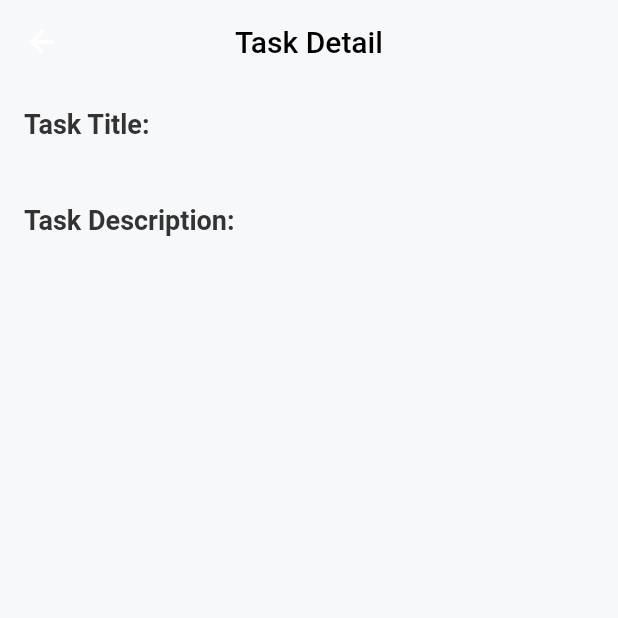
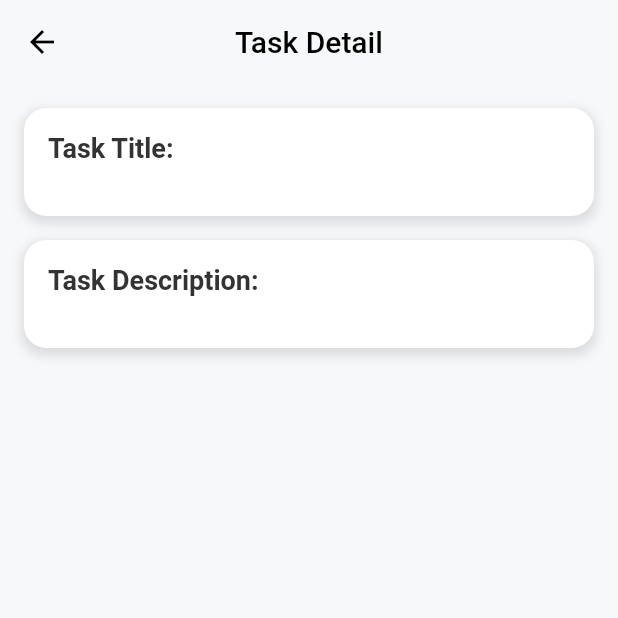
Before and after one commit to CokiNbbn/notes, a Flutter app: the TaskDetailPage screen opened directly with empty values, on a phone screen of 412 x 824 dp, the top half of it. Run offline on Flutter 3.47's test engine with Material 2 defaults, Android fonts, the phone set to English and light mode, and no system bars; our stand-ins replace shared_preferences; accounts and stored records are empty.

Commit message:
fix: perbaikan tampilan

```diff
--- a/lib/task_detail_page.dart
+++ b/lib/task_detail_page.dart
@@ -11,8 +11,17 @@ class TaskDetailPage extends StatelessWidget {
     return Scaffold(
       backgroundColor: const Color(0xFFF7F8FA),
       appBar: AppBar(
+        leading: IconButton(
+          icon: const Icon(Icons.arrow_back, color: Colors.black),
+          onPressed: () {
+            Navigator.pop(context);
+          },
+        ),
         centerTitle: true,
-        title: const Text('Task Detail', style: TextStyle(color: Colors.black),),
+        title: const Text(
+          'Task Detail',
+          style: TextStyle(color: Colors.black),
+        ),
         backgroundColor: Colors.transparent,
         elevation: 0,
       ),
@@ -21,19 +30,65 @@ class TaskDetailPage extends StatelessWidget {
         child: Column(
           crossAxisAlignment: CrossAxisAlignment.start,
           children: [
+            Container(
+              width: double.maxFinite,
+              decoration: BoxDecoration(
+                borderRadius: BorderRadius.circular(15.0),
+                color: Colors.white,
+                boxShadow: [
+                  BoxShadow(
+                    color: Colors.grey.withOpacity(0.3),
+                    spreadRadius: 2,
+                    blurRadius: 5,
+                    offset: Offset(0, 3),
+                  ),
+                ],
+              ),
+              padding: const EdgeInsets.all(16.0),
+              child: Column(
+                crossAxisAlignment: CrossAxisAlignment.start,
+                children:[
                   const Text(
                     'Task Title:',
                     style: MyStyle.titleStyle,
                   ),
-            const SizedBox(height: 8.0),
-            Text(task.title, style: MyStyle.subTitleStyle,),
+                  Text(
+                    task.title,
+                    style: MyStyle.subTitleStyle,
+                  ),
+                ],
+              ),
+            ),
             const SizedBox(height: 16.0),
+            Container(
+              width: double.maxFinite,
+              decoration: BoxDecoration(
+                color: Colors.white,
+                borderRadius: BorderRadius.circular(15.0),
+                boxShadow: [
+                  BoxShadow(
+                    color: Colors.grey.withOpacity(0.3),
+                    spreadRadius: 2,
+                    blurRadius: 5,
+                    offset: Offset(0, 3),
+                  ),
+                ],
+              ),
+              padding: const EdgeInsets.all(16.0),
+              child: Column(
+                crossAxisAlignment: CrossAxisAlignment.start,
+                children: [
                   const Text(
                     'Task Description:',
                     style: MyStyle.titleStyle,
                   ),
-            const SizedBox(height: 8.0),
-            Text(task.subtitle, style: MyStyle.subTitleStyle,),
+                  Text(
+                    task.subtitle,
+                    style: MyStyle.subTitleStyle,
+                  ),
+                ],
+              ),
+            ),
           ],
         ),
       ),
@@ -43,13 +98,8 @@ class TaskDetailPage extends StatelessWidget {
 
 class MyStyle {
   static const TextStyle titleStyle = TextStyle(
-    fontWeight: FontWeight.bold,
-    fontSize: 18,
-    color: Color(0xFF333333)
-  );
+      fontWeight: FontWeight.bold, fontSize: 18, color: Color(0xFF333333));
 
-  static const subTitleStyle = TextStyle(
-    fontSize: 16,
-    color: Color(0xFF333333)
-  );
+  static const subTitleStyle =
+      TextStyle(fontSize: 16, color: Color(0xFF333333));
 }
```
Also changed, not shown: lib/task_list_page.dart (+56 -17 lines). Lines whose indentation alone changed are shown as unchanged.
